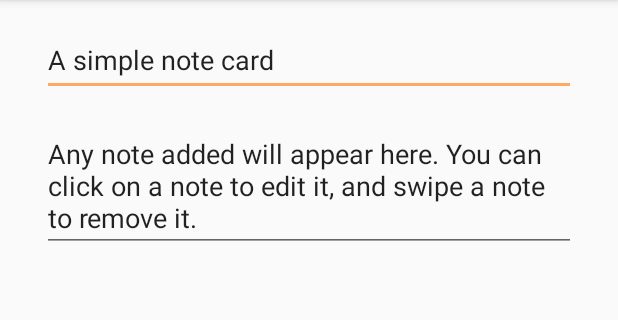
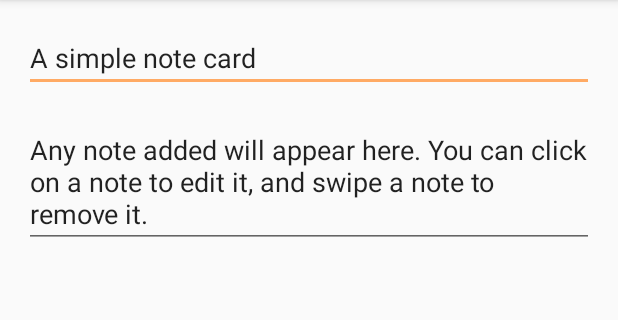
Before and after one commit to Segmev/basicnotesandroid, an Android app: the screen it shows after launch (EditNoteActivity), after a tap on "A simple note card", on a phone screen of 412 x 824 dp, the part 84-404 px from its top. Run offline under Robolectric (Android 15) with nearby library versions, the phone set to English and light mode, and no system bars.

Commit message:
Fixed obvious bug

```diff
--- a/app/src/main/java/com/et/segmev/basicnotes/EditNoteActivity.kt
+++ b/app/src/main/java/com/et/segmev/basicnotes/EditNoteActivity.kt
@@ -13,10 +13,10 @@ import kotlinx.android.synthetic.main.edit_note_layout.*
  * Created by segmev on 07/03/2018.
  */
 class EditNoteActivity : AppCompatActivity() {
-    val dbHandler : MyDBHandler = MyDBHandler(this, null, null, 1)
-    var isNewNote = true
-    val note: Note = Note("", "")
-    var backPressedOnce = false
+    private val dbHandler : MyDBHandler = MyDBHandler(this, null, null, 1)
+    private var isNewNote = true
+    private val note: Note = Note("", "")
+    private var backPressedOnce = false
 
     companion object {
         const val EXTRA_NOTE_TITLE = "note_title"
--- a/app/src/main/java/com/et/segmev/basicnotes/MainActivity.kt
+++ b/app/src/main/java/com/et/segmev/basicnotes/MainActivity.kt
@@ -16,7 +16,7 @@ import android.widget.Toast
 import kotlinx.android.synthetic.main.activity_main.*
 
 class MainActivity : AppCompatActivity() {
-    val ADD_NOTE_CODE = 1
+    private val ADD_NOTE_CODE = 1
     val dbHandler : MyDBHandler = MyDBHandler(this, null, null, 1)
     var adapter: CustomNotesAdapter? = null
     var lastDeletedNote: Note? = null
--- a/app/src/main/res/layout/edit_note_layout.xml
+++ b/app/src/main/res/layout/edit_note_layout.xml
@@ -5,13 +5,24 @@
     android:layout_width="match_parent"
     android:layout_height="match_parent">
 
+    <ScrollView
+        android:layout_width="match_parent"
+        android:layout_height="match_parent">
+
+        <LinearLayout
+            android:layout_width="match_parent"
+            android:layout_height="wrap_content"
+            android:gravity="center"
+            android:orientation="vertical">
+
             <EditText
                 android:id="@+id/noteTitle"
-        android:layout_width="356dp"
-        android:layout_height="48dp"
+                android:layout_width="match_parent"
+                android:layout_height="wrap_content"
                 android:layout_marginEnd="16dp"
                 android:layout_marginStart="16dp"
                 android:layout_marginTop="16dp"
+                android:layout_weight="1"
                 android:ems="10"
                 android:hint="@string/noteTitle"
                 android:inputType="textPersonName"
@@ -21,16 +32,19 @@
 
             <EditText
                 android:id="@+id/noteInfo"
-        android:layout_width="356dp"
+                android:layout_width="match_parent"
                 android:layout_height="wrap_content"
                 android:layout_marginEnd="16dp"
                 android:layout_marginStart="16dp"
                 android:layout_marginTop="16dp"
+                android:layout_weight="1"
                 android:ems="10"
                 android:hint="@string/note_information"
                 android:inputType="textMultiLine"
                 app:layout_constraintEnd_toEndOf="parent"
                 app:layout_constraintStart_toStartOf="parent"
                 app:layout_constraintTop_toBottomOf="@+id/noteTitle" />
+        </LinearLayout>
+    </ScrollView>
 
 </android.support.constraint.ConstraintLayout>
```
Lines whose indentation alone changed are shown as unchanged.
